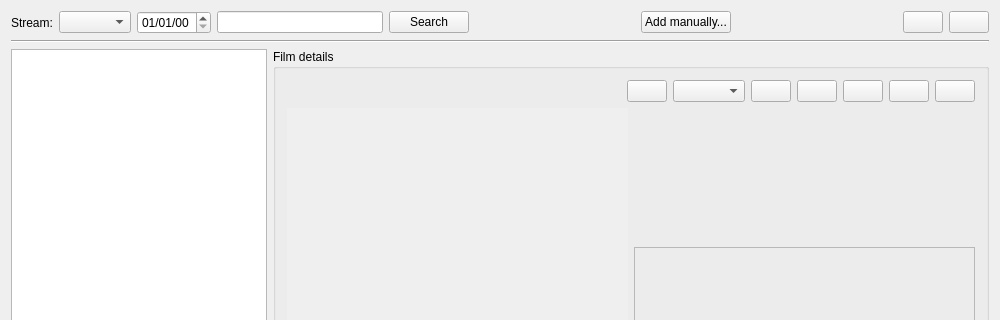
The window that mainwindow.ui (Tofee/artefetcher) describes before a commit, drawn with Qt 5; both pictures show x 0 to 1000 and y 0 to 320 of the 1000 by 750 pixel window.
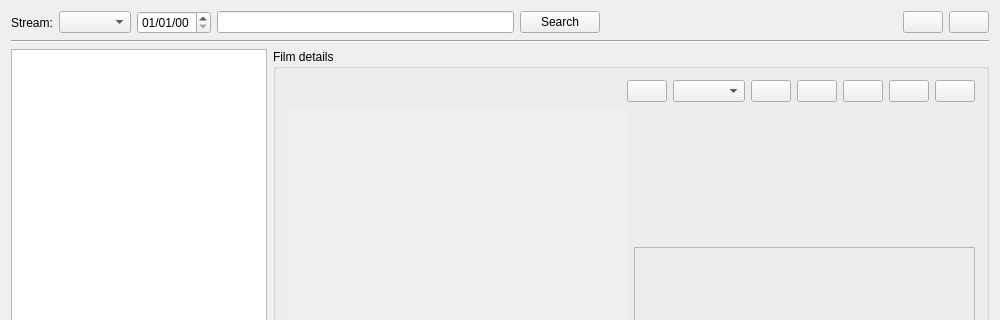
The same window after the commit. Icons and pictures are not drawn.

What changed in the file:
```diff
--- a/mainwindow.ui
+++ b/mainwindow.ui
@@ -64,26 +64,6 @@
         </property>
        </spacer>
       </item>
-      <item>
-       <widget class="QPushButton" name="manualAddButton">
-        <property name="text">
-         <string>Add manually...</string>
-        </property>
-       </widget>
-      </item>
-      <item>
-       <spacer name="horizontalSpacer">
-        <property name="orientation">
-         <enum>Qt::Horizontal</enum>
-        </property>
-        <property name="sizeHint" stdset="0">
-         <size>
-          <width>40</width>
-          <height>20</height>
-         </size>
-        </property>
-       </spacer>
-      </item>
       <item>
        <widget class="QPushButton" name="settingsButton">
         <property name="toolTip">
```
